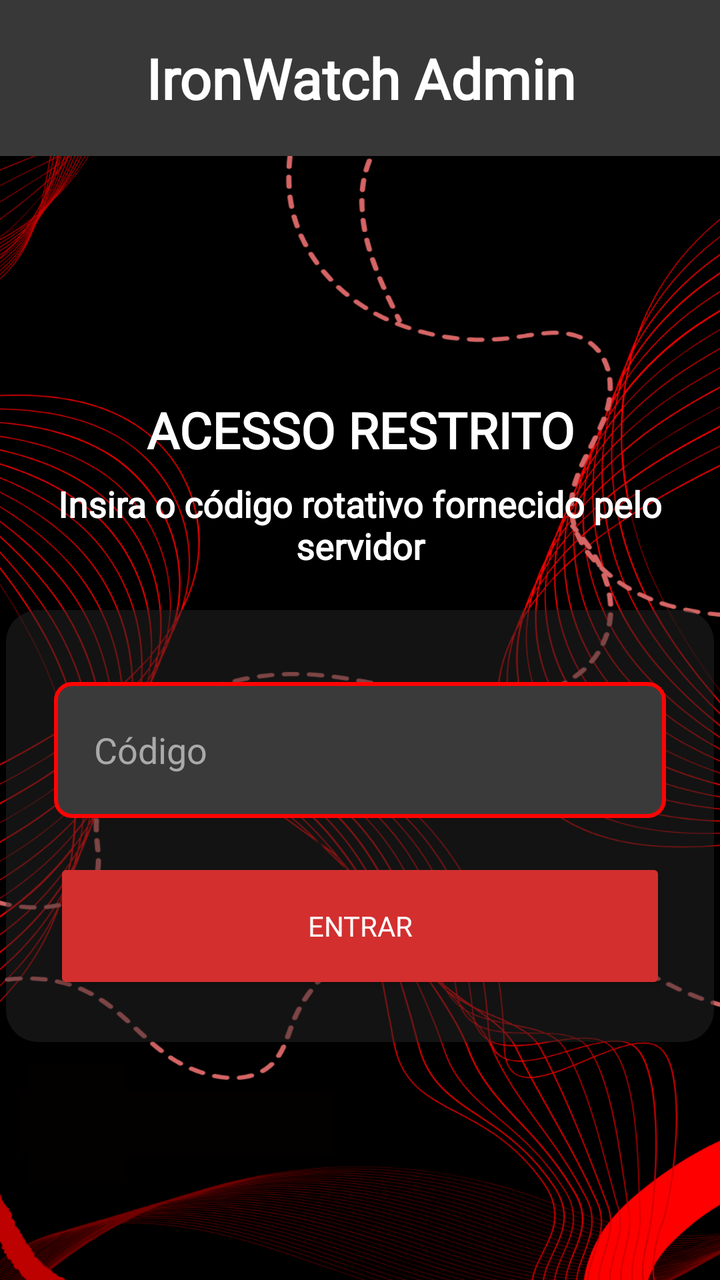
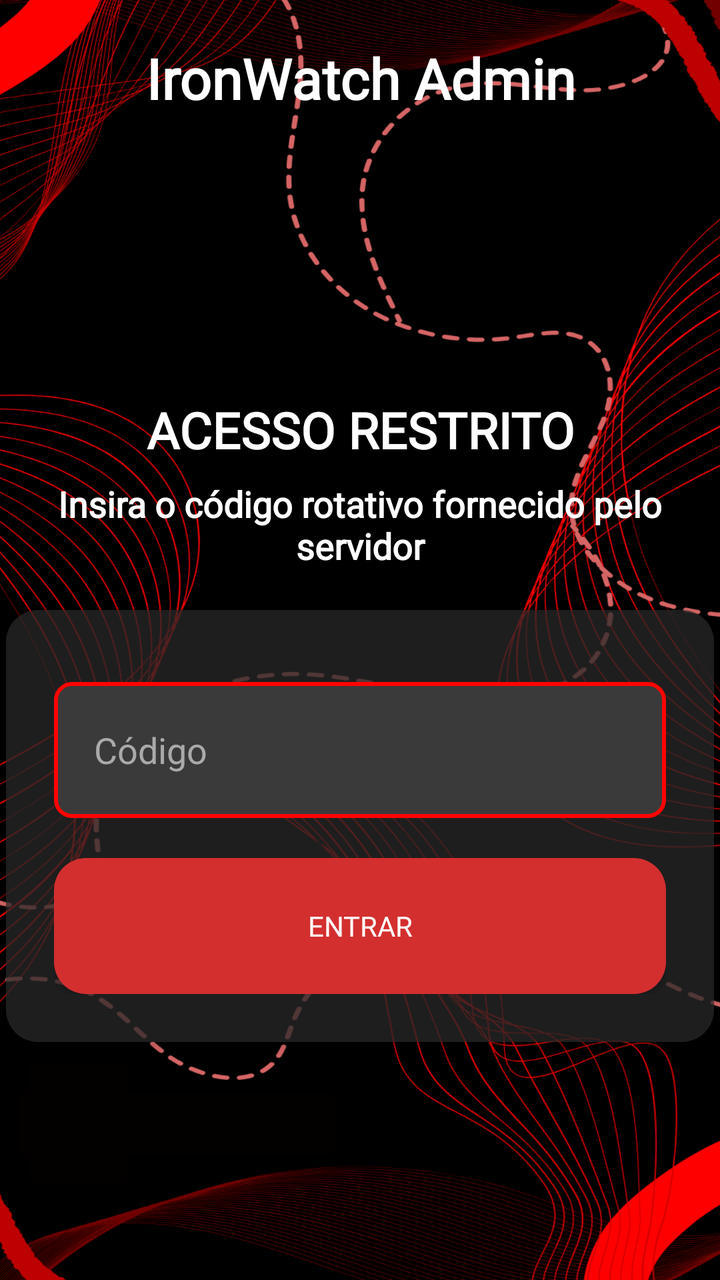

Before-and-after screenshots of an Android layout around one commit, followed by the original layout XML and the change that was made.
<!-- AndroidManifest.xml: activity theme Theme.IronWatchAdmin -->
<!-- res/layout/activity_main.xml -->
<?xml version="1.0" encoding="utf-8"?>
<LinearLayout xmlns:android="http://schemas.android.com/apk/res/android"
    android:layout_width="match_parent"
    android:layout_height="match_parent"
    android:background="@drawable/bgg"
    android:gravity="top|center_horizontal"
    android:orientation="vertical">

    <TextView
        android:id="@+id/titulo"
        android:layout_width="match_parent"
        android:layout_height="78dp"
        android:background="#383838"
        android:fontFamily="@font/roboto_mono_bold"
        android:gravity="center"
        android:text="IronWatch Admin"
        android:textAlignment="center"
        android:textColor="#FFFFFF"
        android:textSize="28sp"
        android:textStyle="bold" />

    <TextView
        android:id="@+id/textAcessoRestrito"
        android:layout_width="367dp"
        android:layout_height="wrap_content"
        android:layout_marginTop="120dp"
        android:fontFamily="@font/roboto_mono_bold"
        android:gravity="center"
        android:text="ACESSO RESTRITO"
        android:textAlignment="center"
        android:textColor="#FFFFFF"
        android:textSize="25sp"
        android:textStyle="bold" />

    <TextView
        android:id="@+id/textDescricao"
        android:layout_width="367dp"
        android:layout_height="wrap_content"
        android:layout_marginTop="8dp"
        android:fontFamily="@font/roboto_mono_bold"
        android:gravity="center"
        android:text="Insira o código rotativo fornecido pelo servidor"
        android:textAlignment="center"
        android:textColor="#FFFFFF"
        android:textSize="18sp"
        android:textStyle="bold" />

    <LinearLayout
        android:id="@+id/loginbox"
        android:layout_width="354dp"
        android:layout_height="wrap_content"
        android:layout_marginTop="20dp"
        android:background="@drawable/bg_loginbox"
        android:elevation="4dp"
        android:orientation="vertical"
        android:padding="24dp">

        <EditText
            android:id="@+id/codigoInput"
            android:layout_width="match_parent"
            android:layout_height="68dp"
            android:layout_marginTop="12dp"
            android:background="@drawable/bg_edittext"
            android:hint="Código"
            android:inputType="text"
            android:padding="20dp"
            android:textColor="#FFFFFF"
            android:textColorHint="#AAAAAA" />

        <Button
            android:id="@+id/btnEnviar"
            android:layout_width="match_parent"
            android:layout_height="68dp"
            android:layout_marginTop="20dp"
            android:backgroundTint="#D32F2F"
            android:fontFamily="@font/roboto_mono_bold"
            android:text="Entrar"
            android:textAllCaps="true"
            android:textColor="#FFFFFF" />
    </LinearLayout>

</LinearLayout>
<!-- resources referenced by this layout -->
<resources>
  <!-- drawable bg_edittext (drawable) -->
  <shape xmlns:android="http://schemas.android.com/apk/res/android">
      <solid android:color="#3A3A3A"/> 
      <stroke android:width="2dp" android:color="#FF0404"/> 
      <corners android:radius="8dp"/> 
      <padding android:left="8dp" android:top="8dp" android:right="8dp" android:bottom="8dp"/>
  </shape>
  <!-- drawable bg_loginbox (drawable) -->
  <shape xmlns:android="http://schemas.android.com/apk/res/android">
      <solid android:color="#762A2A2A"/>
      <corners android:radius="16dp"/>
  </shape>
  <!-- drawable bgg: png bitmap (drawable, 642821 bytes) -->
  <style name="Theme.IronWatchAdmin" parent="Theme.AppCompat.Light.NoActionBar" />
</resources>

<!-- the commit's change to res/layout/activity_main.xml (unified diff, before → after) -->
@@ -10,7 +10,6 @@
         android:id="@+id/titulo"
         android:layout_width="match_parent"
         android:layout_height="78dp"
-        android:background="#383838"
         android:fontFamily="@font/roboto_mono_bold"
         android:gravity="center"
         android:text="IronWatch Admin"
@@ -72,7 +71,7 @@
             android:layout_width="match_parent"
             android:layout_height="68dp"
             android:layout_marginTop="20dp"
-            android:backgroundTint="#D32F2F"
+            android:background="@drawable/bg_button"
             android:fontFamily="@font/roboto_mono_bold"
             android:text="Entrar"
             android:textAllCaps="true"
<!-- resource entries referenced after the edit -->
@@ -1,5 +1,11 @@
 <!-- resources referenced by this layout -->
 <resources>
+  <!-- drawable bg_button (drawable) -->
+  <shape xmlns:android="http://schemas.android.com/apk/res/android">
+      <solid android:color="#D32F2F"/> 
+      <corners android:radius="16dp"/> 
+      <padding android:left="8dp" android:top="8dp" android:right="8dp" android:bottom="8dp"/>
+  </shape>
   <!-- drawable bg_edittext (drawable) -->
   <shape xmlns:android="http://schemas.android.com/apk/res/android">
       <solid android:color="#3A3A3A"/> 
@@ -9,7 +15,7 @@
   </shape>
   <!-- drawable bg_loginbox (drawable) -->
   <shape xmlns:android="http://schemas.android.com/apk/res/android">
-      <solid android:color="#762A2A2A"/>
+      <solid android:color="#B72A2A2A"/>
       <corners android:radius="16dp"/>
   </shape>
   <!-- drawable bgg: png bitmap (drawable, 642821 bytes) -->
